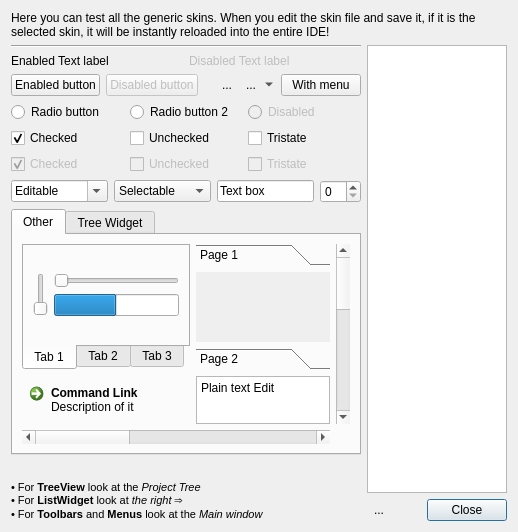
This is baseide/skintestwindow.ui in spytheman/piGameCreator as Qt 5 draws it before an edit. The edited form follows.
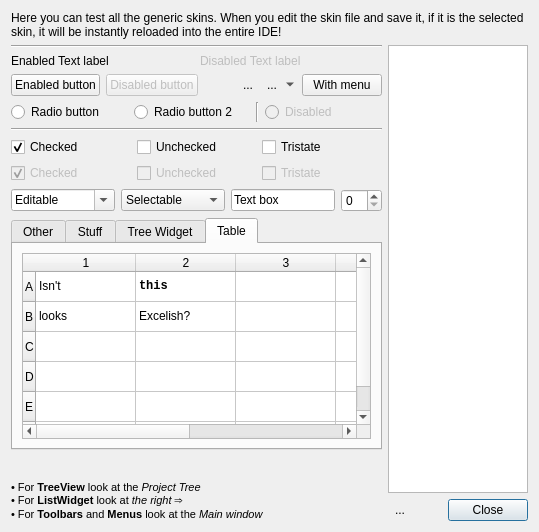
This is the edited form. The open tabs and pages were chosen to show the change. Icons and pictures are not drawn.

Patch:
```diff
--- a/baseide/skintestwindow.ui
+++ b/baseide/skintestwindow.ui
@@ -158,6 +158,13 @@
            </property>
           </widget>
          </item>
+         <item>
+          <widget class="Line" name="line_3">
+           <property name="orientation">
+            <enum>Qt::Vertical</enum>
+           </property>
+          </widget>
+         </item>
          <item>
           <widget class="QRadioButton" name="radioButton">
            <property name="enabled">
@@ -170,6 +177,13 @@
          </item>
         </layout>
        </item>
+       <item>
+        <widget class="Line" name="line_2">
+         <property name="orientation">
+          <enum>Qt::Horizontal</enum>
+         </property>
+        </widget>
+       </item>
        <item>
         <layout class="QHBoxLayout" name="horizontalLayout_5">
          <item>
@@ -441,6 +455,9 @@
              <property name="text">
               <string>Command Link</string>
              </property>
+             <property name="checkable">
+              <bool>true</bool>
+             </property>
              <property name="description">
               <string>Description of it</string>
              </property>
@@ -520,6 +537,29 @@
            </item>
           </layout>
          </widget>
+         <widget class="QWidget" name="tab_4">
+          <attribute name="title">
+           <string>Stuff</string>
+          </attribute>
+          <layout class="QGridLayout" name="gridLayout_3">
+           <item row="0" column="0">
+            <widget class="QCalendarWidget" name="calendarWidget"/>
+           </item>
+           <item row="1" column="0">
+            <widget class="QDateTimeEdit" name="dateTimeEdit">
+             <property name="calendarPopup">
+              <bool>true</bool>
+             </property>
+            </widget>
+           </item>
+           <item row="1" column="1">
+            <widget class="QDateEdit" name="dateEdit"/>
+           </item>
+           <item row="0" column="1">
+            <widget class="QDial" name="dial"/>
+           </item>
+          </layout>
+         </widget>
          <widget class="QWidget" name="tab">
           <attribute name="title">
            <string>Tree Widget</string>
@@ -568,6 +608,145 @@
            </item>
           </layout>
          </widget>
+         <widget class="QWidget" name="tab_7">
+          <attribute name="title">
+           <string>Table</string>
+          </attribute>
+          <layout class="QVBoxLayout" name="verticalLayout_6">
+           <item>
+            <widget class="QTableWidget" name="tableWidget">
+             <property name="autoScrollMargin">
+              <number>0</number>
+             </property>
+             <property name="iconSize">
+              <size>
+               <width>16</width>
+               <height>16</height>
+              </size>
+             </property>
+             <property name="showGrid">
+              <bool>true</bool>
+             </property>
+             <property name="gridStyle">
+              <enum>Qt::SolidLine</enum>
+             </property>
+             <row>
+              <property name="text">
+               <string>A</string>
+              </property>
+             </row>
+             <row>
+              <property name="text">
+               <string>B</string>
+              </property>
+             </row>
+             <row>
+              <property name="text">
+               <string>C</string>
+              </property>
+             </row>
+             <row>
+              <property name="text">
+               <string>D</string>
+              </property>
+             </row>
+             <row>
+              <property name="text">
+               <string>E</string>
+              </property>
+             </row>
+             <row>
+              <property name="text">
+               <string>F</string>
+              </property>
+             </row>
+             <column>
+              <property name="text">
+               <string>1</string>
+              </property>
+             </column>
+             <column>
+              <property name="text">
+               <string>2</string>
+              </property>
+             </column>
+             <column>
+              <property name="text">
+               <string>3</string>
+              </property>
+             </column>
+             <column>
+              <property name="text">
+               <string>4</string>
+              </property>
+             </column>
+             <column>
+              <property name="text">
+               <string>5</string>
+              </property>
+             </column>
+             <column>
+              <property name="text">
+               <string>6</string>
+              </property>
+             </column>
+             <item row="0" column="0">
+              <property name="text">
+               <string>Isn't</string>
+              </property>
+              <property name="icon">
+               <iconset resource="../sharedcode/resources.qrc">
+                <normaloff>:/resources/RES/ffficons/emoticon_surprised.png</normaloff>:/resources/RES/ffficons/emoticon_surprised.png</iconset>
+              </property>
+             </item>
+             <item row="0" column="1">
+              <property name="text">
+               <string>this</string>
+              </property>
+              <property name="font">
+               <font>
+                <family>Courier New</family>
+                <weight>75</weight>
+                <bold>true</bold>
+               </font>
+              </property>
+              <property name="icon">
+               <iconset resource="../sharedcode/resources.qrc">
+                <normaloff>:/resources/RES/cursor.png</normaloff>:/resources/RES/cursor.png</iconset>
+              </property>
+             </item>
+             <item row="0" column="2">
+              <property name="text">
+               <string/>
+              </property>
+             </item>
+             <item row="0" column="3">
+              <property name="text">
+               <string/>
+              </property>
+             </item>
+             <item row="1" column="0">
+              <property name="text">
+               <string>looks</string>
+              </property>
+              <property name="icon">
+               <iconset resource="../sharedcode/resources.qrc">
+                <normaloff>:/resources/RES/ffficons/eye.png</normaloff>:/resources/RES/ffficons/eye.png</iconset>
+              </property>
+             </item>
+             <item row="1" column="1">
+              <property name="text">
+               <string>Excelish?</string>
+              </property>
+              <property name="icon">
+               <iconset resource="../sharedcode/resources.qrc">
+                <normaloff>:/resources/RES/ffficons/page_excel.png</normaloff>:/resources/RES/ffficons/page_excel.png</iconset>
+              </property>
+             </item>
+            </widget>
+           </item>
+          </layout>
+         </widget>
         </widget>
        </item>
        <item>
```
Left out of the diff: 14 changed lines with no effect on the pictures.
